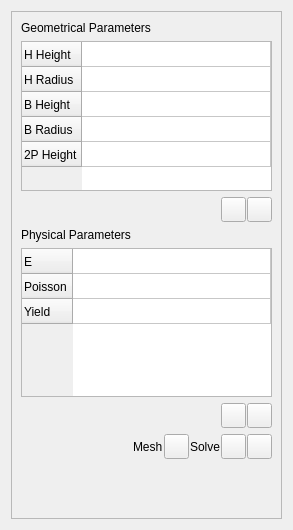
The window that starter/FENGSim/Rivet/RivetDockWidget.ui (OpenDigitalTwin-Dev/FENGSim) describes before a commit, drawn with Qt 5.
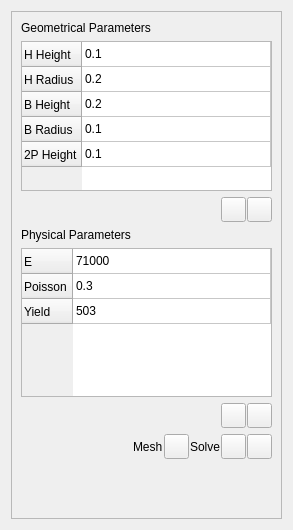
The same window after the commit. Icons and pictures are not drawn.

```diff
--- a/starter/FENGSim/Rivet/RivetDockWidget.ui
+++ b/starter/FENGSim/Rivet/RivetDockWidget.ui
@@ -117,6 +117,31 @@
           <string/>
          </property>
         </column>
+        <item row="0" column="0">
+         <property name="text">
+          <string>0.1</string>
+         </property>
+        </item>
+        <item row="1" column="0">
+         <property name="text">
+          <string>0.2</string>
+         </property>
+        </item>
+        <item row="2" column="0">
+         <property name="text">
+          <string>0.2</string>
+         </property>
+        </item>
+        <item row="3" column="0">
+         <property name="text">
+          <string>0.1</string>
+         </property>
+        </item>
+        <item row="4" column="0">
+         <property name="text">
+          <string>0.1</string>
+         </property>
+        </item>
        </widget>
       </item>
       <item>
@@ -260,6 +285,21 @@
           <string>New Column</string>
          </property>
         </column>
+        <item row="0" column="0">
+         <property name="text">
+          <string>71000</string>
+         </property>
+        </item>
+        <item row="1" column="0">
+         <property name="text">
+          <string>0.3</string>
+         </property>
+        </item>
+        <item row="2" column="0">
+         <property name="text">
+          <string>503</string>
+         </property>
+        </item>
        </widget>
       </item>
       <item>
```
